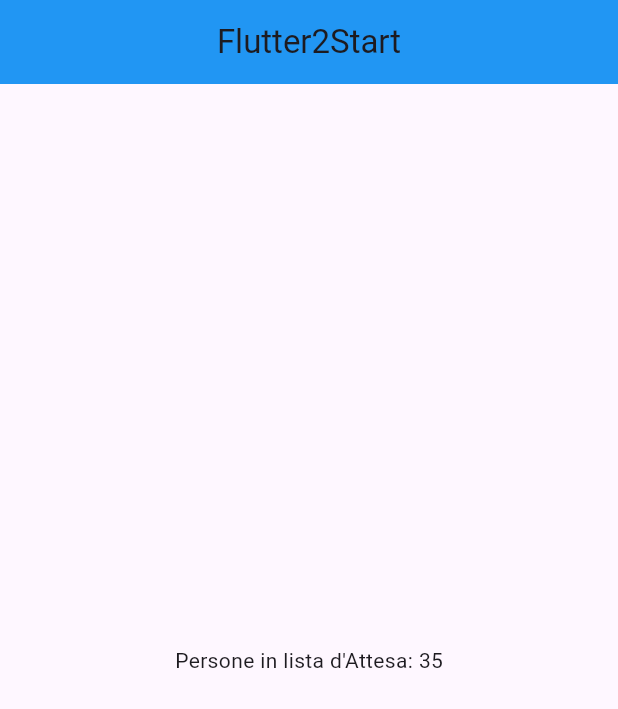
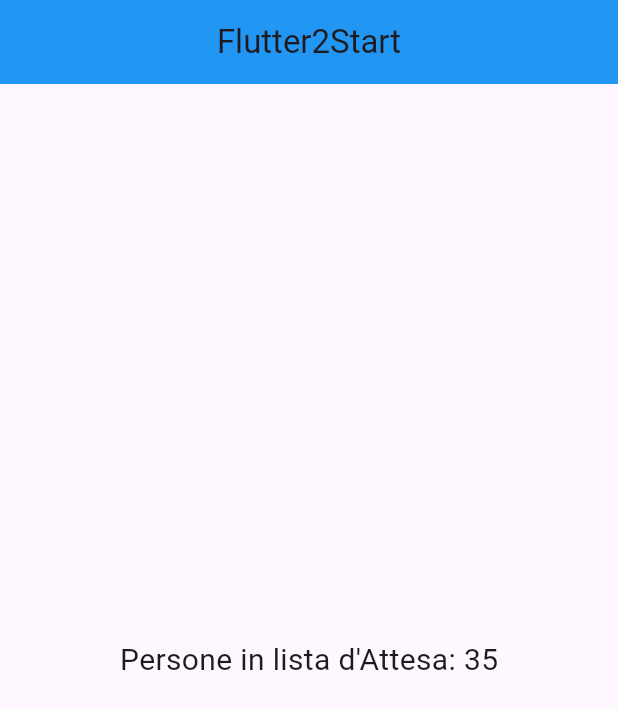
Before and after one commit to CosimoA/Flutter-Start-Progetto-1, a Flutter app: the screen it shows after launch, on a phone screen of 412 x 824 dp. Shown: the top 709 px of the screen. Run offline on Flutter 3.47's test engine with Material 3 defaults, Android fonts, the phone set to English and light mode, and no system bars.

Commit message:
STYLE: add font size to stateful widget

```diff
--- a/progetto1 - 2 ComponentiCustom/lib/pages/home_page.dart
+++ b/progetto1 - 2 ComponentiCustom/lib/pages/home_page.dart
@@ -41,7 +41,10 @@ class HomePageState extends State<HomePage> {
         backgroundColor: Colors.blue,
       ),
       body: Center(
-        child: Text("Persone in lista d'Attesa: ${widget.value}"),
+        child: Text(
+          "Persone in lista d'Attesa: ${widget.value}",
+          style: TextStyle(fontSize: 20),
+        ),
       ),
     );
   }
```
